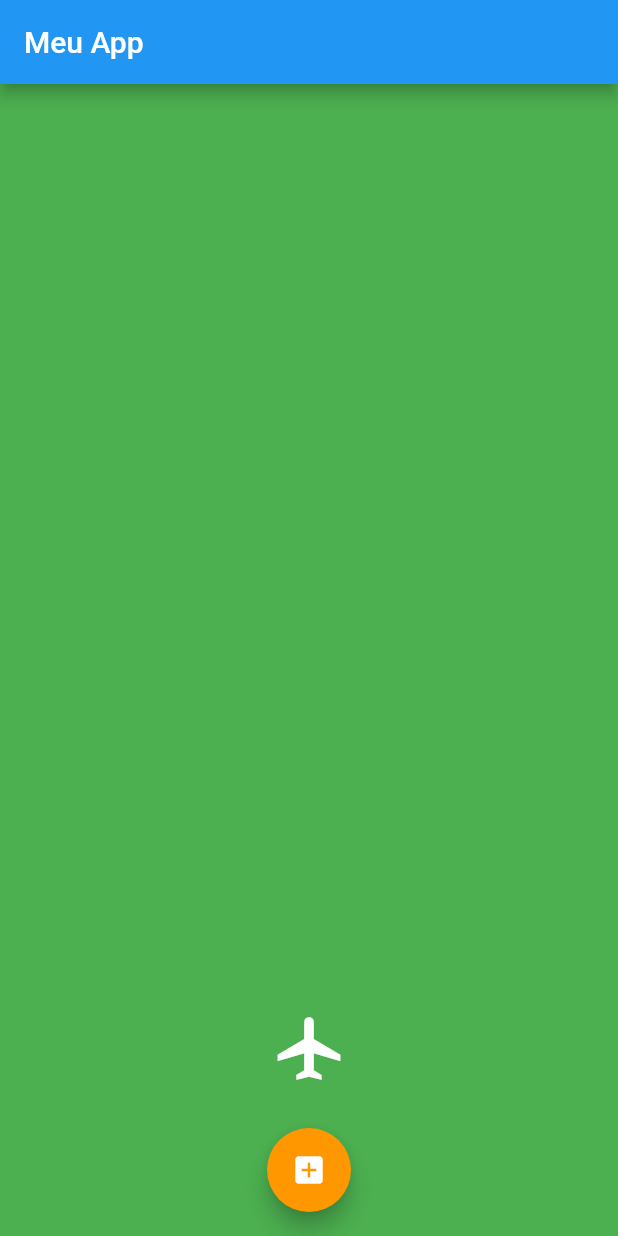
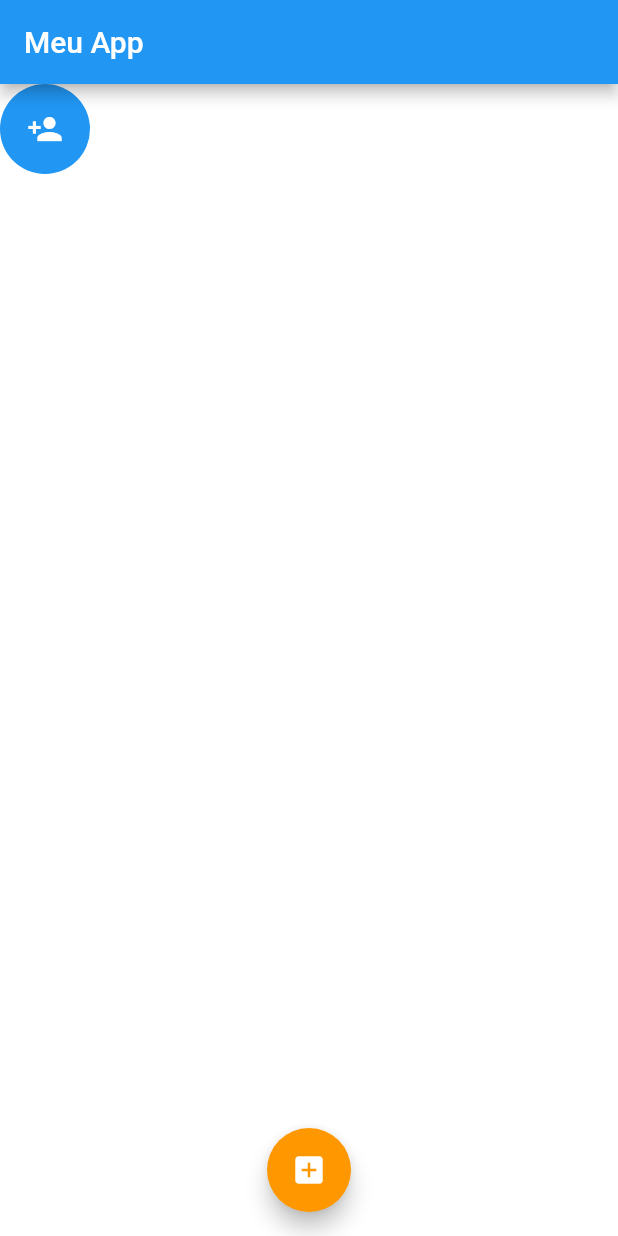
Before and after one commit to ronaldomendes/desenvolvimento_mobile, a Flutter app: the screen it shows after launch, on a phone screen of 412 x 824 dp. Run offline on Flutter 3.47's test engine with Material 2 defaults, Android fonts, the phone set to English and light mode, and no system bars.

Commit message:
4th example of animations_app

```diff
--- a/animations_app/lib/main.dart
+++ b/animations_app/lib/main.dart
@@ -18,21 +18,45 @@ class _AnimationsApp extends State<AnimationsApp> {
       appBar: AppBar(
         title: Text("Meu App"),
       ),
-      body: AnimatedContainer(
-        duration: Duration(seconds: 1),
-        color: Colors.green,
-        padding: EdgeInsets.only(bottom: 100, top: 20),
-        alignment: _status ? Alignment.bottomCenter : Alignment.topCenter,
-        child: AnimatedOpacity(
-          duration: Duration(seconds: 1),
-          opacity: _status ? 1 : 0,
-          child: Container(
-            height: 50,
-            child: Icon(
-              Icons.airplanemode_active,
-              size: 50,
-              color: Colors.white,
-            ),
+      body: GestureDetector(
+        onTap: () {
+          setState(() {
+            _status = !_status;
+          });
+        },
+        child: AnimatedContainer(
+          duration: Duration(milliseconds: 300),
+          curve: Curves.linear,
+          alignment: Alignment.center,
+          width: _status ? 60 : 160,
+          height: 60,
+          decoration: BoxDecoration(
+              color: Colors.blue, borderRadius: BorderRadius.circular(30)),
+          child: Stack(
+            children: <Widget>[
+              Align(
+                alignment: Alignment.center,
+                child: AnimatedOpacity(
+                  duration: Duration(milliseconds: 100),
+                  opacity: _status ? 1 : 0,
+                  child: Icon(
+                    Icons.person_add,
+                    color: Colors.white,
+                  ),
+                ),
+              ),
+              Align(
+                alignment: Alignment.center,
+                child: AnimatedOpacity(
+                  duration: Duration(milliseconds: 100),
+                  opacity: _status ? 0 : 1,
+                  child: Text(
+                    "Mensagem",
+                    style: TextStyle(color: Colors.white, fontSize: 20),
+                  ),
+                ),
+              )
+            ],
           ),
         ),
       ),
```
